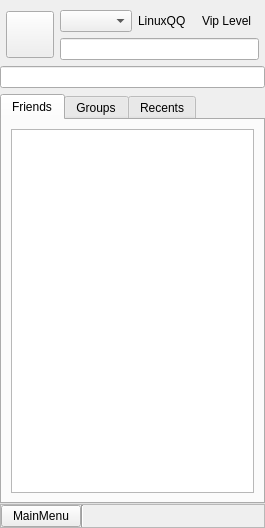
zhanlangsir/Qtqq, file src/ui/mainwindow.ui: the form before one commit.
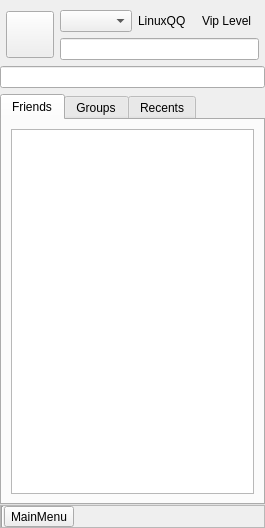
The form after the commit.

```diff
--- a/src/ui/mainwindow.ui
+++ b/src/ui/mainwindow.ui
@@ -241,7 +241,20 @@
          <enum>QLayout::SetDefaultConstraint</enum>
         </property>
         <item>
-         <widget class="QPushButton" name="pb_mainmenu">
+         <widget class="Line" name="line">
+          <property name="sizePolicy">
+           <sizepolicy hsizetype="Fixed" vsizetype="Minimum">
+            <horstretch>0</horstretch>
+            <verstretch>0</verstretch>
+           </sizepolicy>
+          </property>
+          <property name="orientation">
+           <enum>Qt::Vertical</enum>
+          </property>
+         </widget>
+        </item>
+        <item>
+         <widget class="QToolButton" name="mainmenu_btn">
           <property name="sizePolicy">
            <sizepolicy hsizetype="Fixed" vsizetype="Fixed">
             <horstretch>0</horstretch>
@@ -254,18 +267,8 @@
           <property name="text">
            <string>MainMenu</string>
           </property>
-         </widget>
-        </item>
-        <item>
-         <widget class="Line" name="line">
-          <property name="sizePolicy">
-           <sizepolicy hsizetype="Fixed" vsizetype="Minimum">
-            <horstretch>0</horstretch>
-            <verstretch>0</verstretch>
-           </sizepolicy>
-          </property>
-          <property name="orientation">
-           <enum>Qt::Vertical</enum>
+          <property name="popupMode">
+           <enum>QToolButton::InstantPopup</enum>
           </property>
          </widget>
         </item>
```
